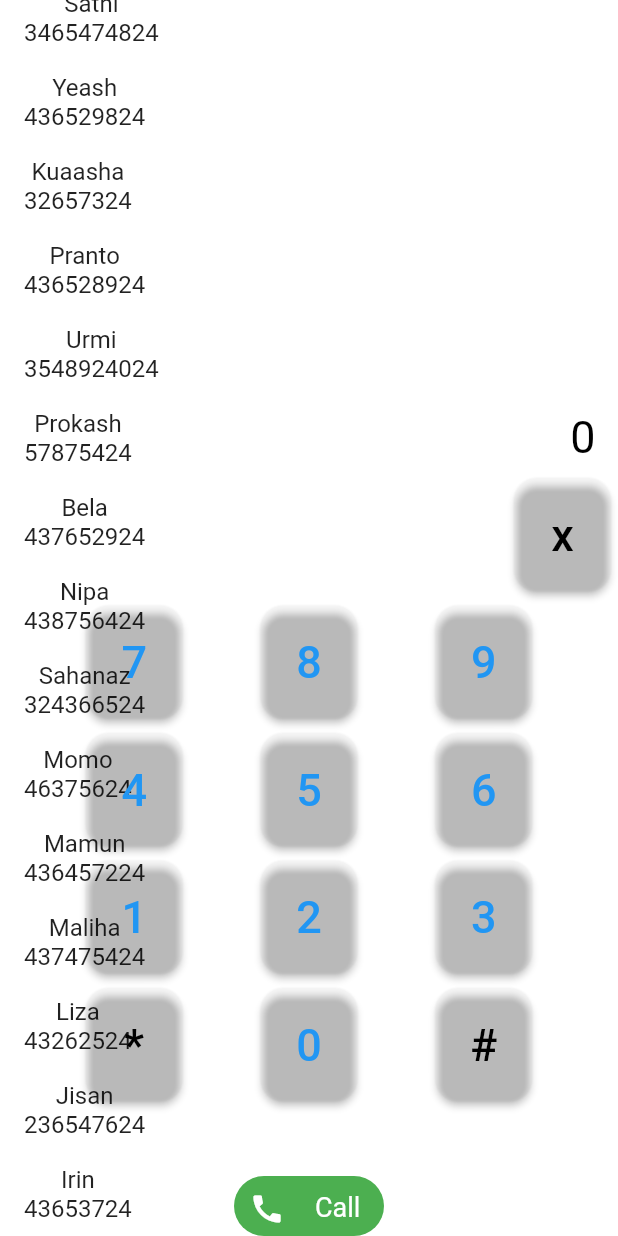
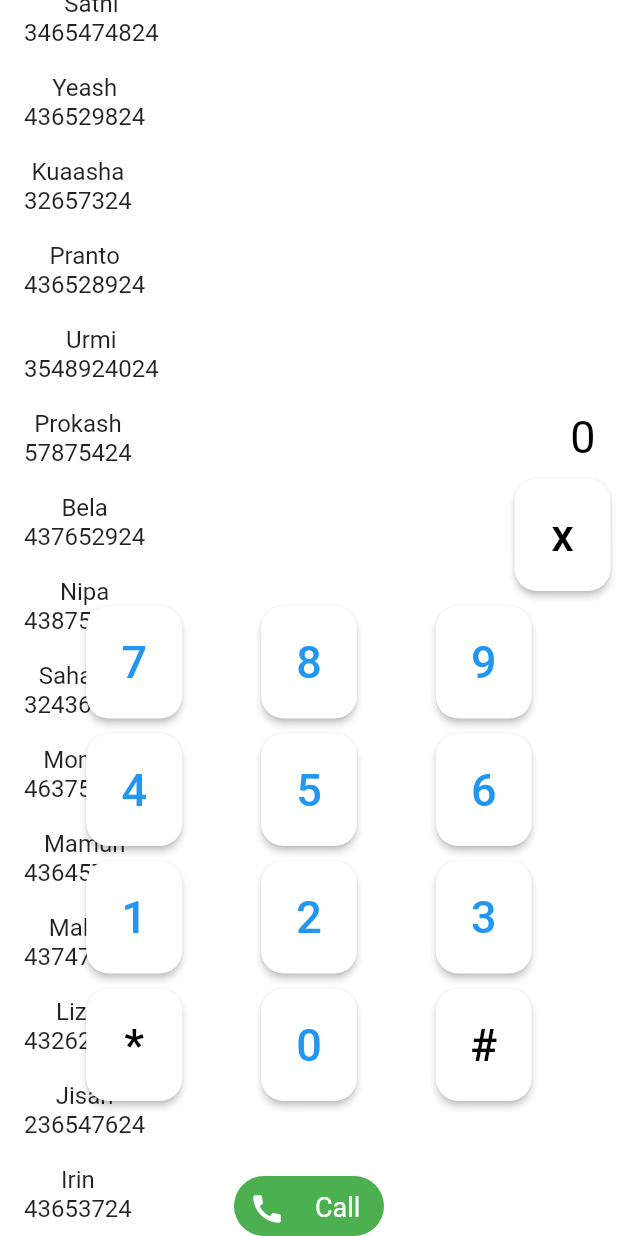
Before and after one commit to kanizsadia/Get_Contacts, a Flutter app: the Calculator screen opened directly, scrolled down 856 dp, on a phone screen of 412 x 824 dp. Run offline on Flutter 3.47's test engine with Material 2 defaults, Android fonts, the phone set to English and light mode, and no system bars; our stand-ins replace contacts_service, get.

Commit message:
add a file

```diff
--- a/lib/app/modules/bottom_navi_bar/bindings/bottom_navi_bar_binding.dart
+++ b/lib/app/modules/bottom_navi_bar/bindings/bottom_navi_bar_binding.dart
@@ -1,10 +1,15 @@
 import 'package:get/get.dart';
+
+import 'package:flutter_application_6/app/modules/bottom_navi_bar/controllers/contact_controller.dart';
 
 import '../controllers/bottom_navi_bar_controller.dart';
 
 class BottomNaviBarBinding extends Bindings {
   @override
   void dependencies() {
+    Get.lazyPut<ContactController>(
+      () => ContactController(),
+    );
     Get.lazyPut<BottomNaviBarController>(
       () => BottomNaviBarController(),
     );
--- a/lib/app/modules/bottom_navi_bar/views/dailpad_view.dart
+++ b/lib/app/modules/bottom_navi_bar/views/dailpad_view.dart
@@ -96,7 +96,7 @@ class _CalculatorState extends State<Calculator> {
             Row(
               mainAxisAlignment: MainAxisAlignment.end,
               children: <Widget>[
-                calcbutton('x', Colors.transparent, Colors.black),
+                calcbutton('x', Colors.white, Colors.black),
 
 
 
@@ -108,9 +108,9 @@ class _CalculatorState extends State<Calculator> {
             Row(
               mainAxisAlignment: MainAxisAlignment.spaceEvenly,
               children: <Widget>[
-                calcbutton('7', Colors.transparent, Colors.blue),
-                calcbutton('8', Colors.transparent, Colors.blue),
-                calcbutton('9', Colors.transparent, Colors.blue),
+                calcbutton('7', Colors.white, Colors.blue),
+                calcbutton('8', Colors.white, Colors.blue),
+                calcbutton('9', Colors.white, Colors.blue),
               ],
             ),
             SizedBox(
@@ -119,9 +119,9 @@ class _CalculatorState extends State<Calculator> {
             Row(
               mainAxisAlignment: MainAxisAlignment.spaceEvenly,
               children: <Widget>[
-                calcbutton('4', Colors.transparent, Colors.blue),
-                calcbutton('5', Colors.transparent, Colors.blue),
-                calcbutton('6', Colors.transparent, Colors.blue),
+                calcbutton('4', Colors.white, Colors.blue),
+                calcbutton('5', Colors.white, Colors.blue),
+                calcbutton('6', Colors.white, Colors.blue),
               ],
             ),
             SizedBox(
@@ -130,9 +130,9 @@ class _CalculatorState extends State<Calculator> {
             Row(
               mainAxisAlignment: MainAxisAlignment.spaceEvenly,
               children: <Widget>[
-                calcbutton('1', Colors.transparent, Colors.blue),
-                calcbutton('2', Colors.transparent, Colors.blue),
-                calcbutton('3', Colors.transparent, Colors.blue),
+                calcbutton('1', Colors.white, Colors.blue),
+                calcbutton('2', Colors.white, Colors.blue),
+                calcbutton('3', Colors.white, Colors.blue),
               ],
             ),
             SizedBox(
@@ -141,9 +141,9 @@ class _CalculatorState extends State<Calculator> {
             Row(
               mainAxisAlignment: MainAxisAlignment.spaceEvenly,
               children: <Widget>[
-                calcbutton('*', Colors.transparent, Colors.black),
-                calcbutton('0', Colors.transparent, Colors.blue),
-                calcbutton('#', Colors.transparent, Colors.black),
+                calcbutton('*', Colors.white, Colors.black),
+                calcbutton('0', Colors.white, Colors.blue),
+                calcbutton('#', Colors.white, Colors.black),
               ],
             ),
             SizedBox(
--- a/pubspec.yaml
+++ b/pubspec.yaml
@@ -6,7 +6,8 @@ environment:
   sdk: '>=2.15.1 <3.0.0'
 
 dependencies:
-  azlistview: ^1.1.1
+  contacts_service: ^0.6.3
+
 
 
   cupertino_icons: ^1.0.2
```
Also changed, not shown: lib/app/modules/bottom_navi_bar/bindings/contact_binding.dart (added, +13 -0 lines), lib/app/modules/bottom_navi_bar/controllers/contact_controller.dart (added, +24 -0 lines), lib/app/modules/bottom_navi_bar/views/bottom_navi_bar_view.dart (+11 -5 lines), lib/app/modules/bottom_navi_bar/views/cantact_view.dart (+4 -31 lines), lib/app/modules/bottom_navi_bar/views/contact_view.dart (added, +67 -0 lines), lib/app/routes/app_pages.dart (+12 -1 lines), lib/app/routes/app_routes.dart (+2 -5 lines), pubspec.lock, 2 other files.
